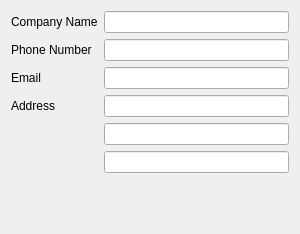
Old version of the form CompanyDetailsWidget.ui in the repository MickaelOnTheWave/InvoiceManager.
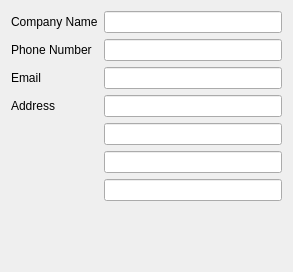
New version of the form.

Commit message: Added 4th address line. Adding preview replace addresses

The edit to the form file:
```diff
--- a/CompanyDetailsWidget.ui
+++ b/CompanyDetailsWidget.ui
@@ -6,8 +6,8 @@
    <rect>
     <x>0</x>
     <y>0</y>
-    <width>300</width>
-    <height>234</height>
+    <width>293</width>
+    <height>272</height>
    </rect>
   </property>
   <property name="windowTitle">
@@ -60,6 +60,9 @@
    <item row="5" column="1">
     <widget class="QLineEdit" name="addressLineEdit3"/>
    </item>
+   <item row="6" column="1">
+    <widget class="QLineEdit" name="addressLineEdit4"/>
+   </item>
   </layout>
  </widget>
  <resources/>
```
The commit also changes 5 other files.
